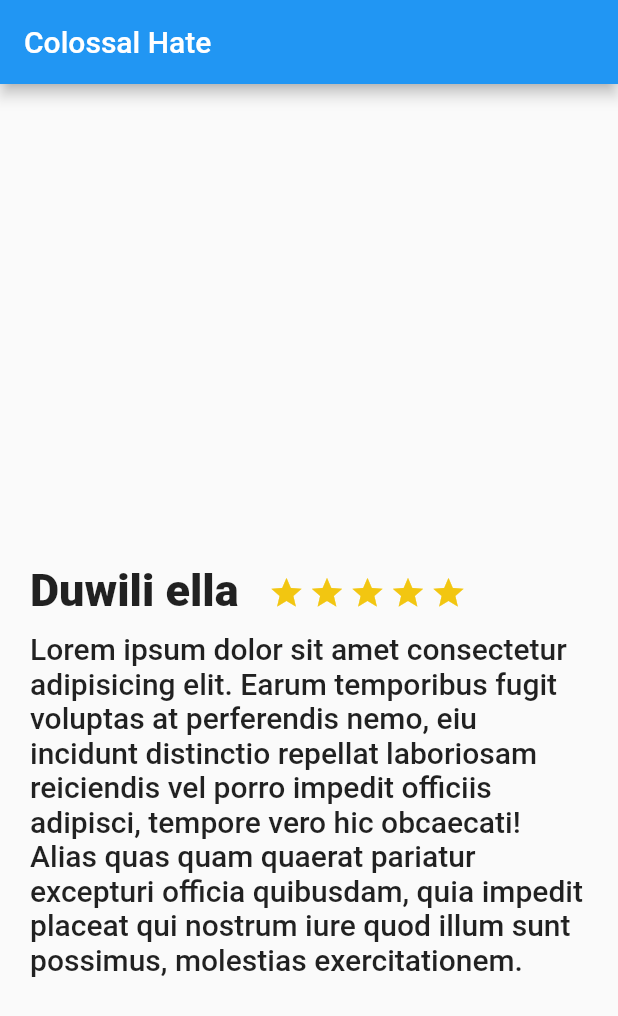
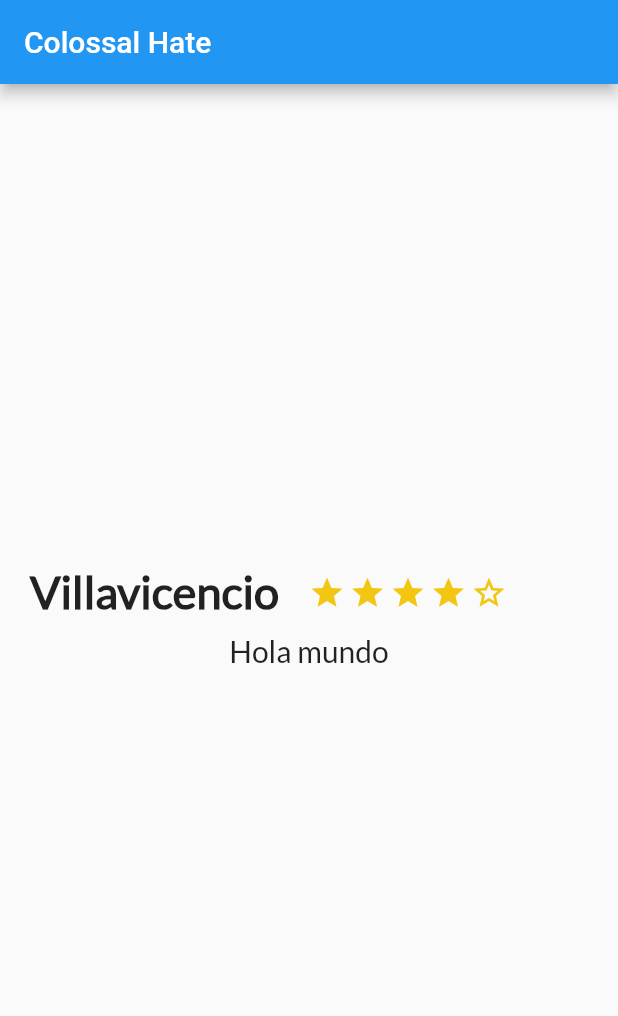
Before and after one commit to andresesposito62/ColossalHate, a Flutter app: the screen it shows after launch, on a phone screen of 412 x 824 dp. Shown: the top 1016 px of the screen. Run offline on Flutter 3.47's test engine with Material 2 defaults, Android fonts, the light colour scheme and no system bars.

Commit message:
Styles are improved

```diff
--- a/lib/description_place.dart
+++ b/lib/description_place.dart
@@ -1,13 +1,43 @@
 import 'package:flutter/material.dart';
 
 class DescriptionPlace extends StatelessWidget {
+
+  late String namePlace;
+  late int stars;
+  late String descriptionPLace;
+
+  //Constructor
+  DescriptionPlace(this.namePlace, this.stars, this.descriptionPLace);
+
+
   @override
   Widget build(BuildContext context) {
+
+    final star_border = Container(
+      margin: const EdgeInsets.only(top: 323.0, right: 3.0),
+      child: const Icon(
+        Icons.star_border,
+        color: Color(0xFFf2C611),
+      ),
+    );
+
+    final star_half = Container(
+      margin: const EdgeInsets.only(top: 323.0, right: 3.0),
+      child: const Icon(
+        Icons.star_half,
+        color: Color(0xFFf2C611),
+      ),
+    );
+
     final comment = Container(
       margin: const EdgeInsets.only(top: 10.0, left: 20, right: 20),
-      child: const Text(
-        """Lorem ipsum dolor sit amet consectetur adipisicing elit. Earum temporibus fugit voluptas at perferendis nemo, eiu incidunt distinctio repellat laboriosam reiciendis vel porro impedit officiis adipisci, tempore vero hic obcaecati! Alias quas quam quaerat pariatur excepturi officia quibusdam, quia impedit placeat qui nostrum iure quod illum sunt possimus, molestias exercitationem. """,
-        style: TextStyle(fontSize: 20, fontWeight: FontWeight.w500),
+      child: Text(
+        descriptionPLace,
+        style: const TextStyle(
+            fontFamily: "Lato",
+            fontSize: 20,
+            fontWeight: FontWeight.w500
+        ),
         textAlign: TextAlign.left,
       ),
     );
@@ -28,14 +58,18 @@
             left: 20.0,
             right: 20.0,
           ),
-          child: const Text(
-            'Duwili ella',
-            style: TextStyle(fontSize: 30.0, fontWeight: FontWeight.w900),
+          child: Text(
+            namePlace,
+            style: const TextStyle(
+                fontFamily: "Lato",
+                fontSize: 30.0,
+                fontWeight: FontWeight.w900
+            ),
             textAlign: TextAlign.left,
           ),
         ),
         Row(
-          children: <Widget>[star, star, star, star, star],
+          children: <Widget>[star, star, star, star, star_border],
         ),
       ],
     );
--- a/lib/main.dart
+++ b/lib/main.dart
@@ -29,7 +29,7 @@
         appBar: AppBar(
           title: const Text("Colossal Hate"),
         ),
-        body: DescriptionPlace(),
+        body: DescriptionPlace("Villavicencio", 2, "Hola mundo"),
       )
     );
   }
```
Also changed, not shown: lib/review.dart (added, +67 -0 lines), pubspec.yaml (+7 -0 lines), assets/img/_DSC5109-2.jpg (added), fonts/Lato-Regular.ttf (added).
